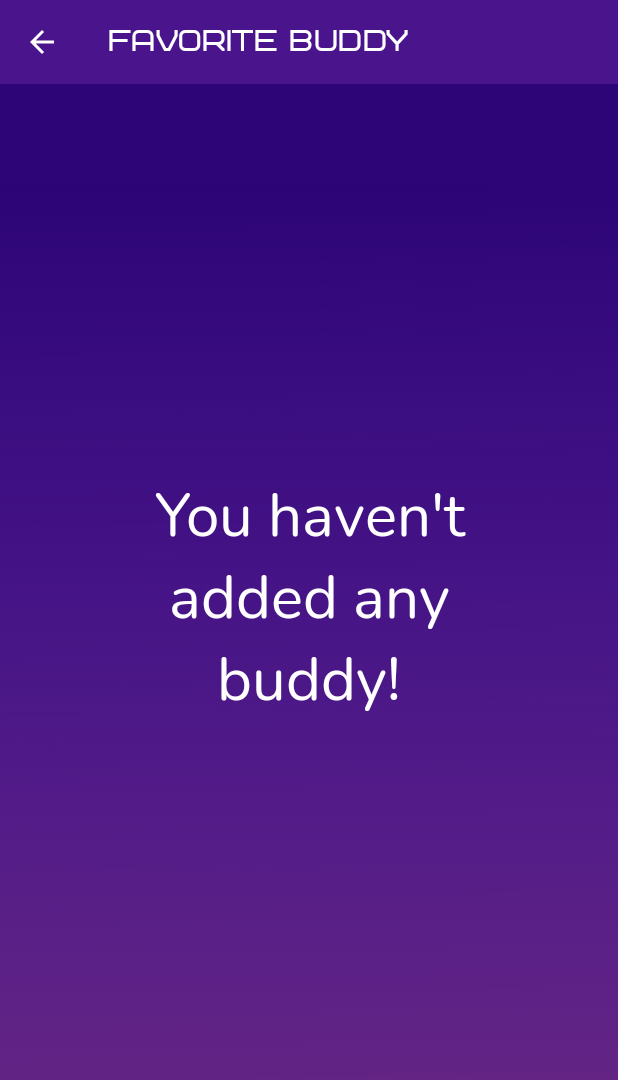
After one commit to renvelvet/github_user_app, an Android app: the FavoriteActivity screen opened directly, with no data from a screen before it, on a phone screen of 412 x 824 dp. The commit adds this screen. Shown: the top 1080 px of the screen. Run offline under Robolectric (Android 15) with nearby library versions, the phone set to English and light mode, and no system bars; our stand-ins replace Room's generated code; pictures from the network do not load; 3 statements that could not run were skipped.

Commit message:
commit for debug

```diff
--- a/app/src/main/AndroidManifest.xml
+++ b/app/src/main/AndroidManifest.xml
@@ -12,6 +12,9 @@
         android:supportsRtl="true"
         android:theme="@style/Theme.GithubUserApp">
         <activity
+            android:name=".ui.favorite.FavoriteActivity"
+            android:parentActivityName=".ui.MainActivity" />
+        <activity
             android:name=".ui.SplashScreenActivity"
             android:theme="@style/Theme.AppCompat.DayNight.NoActionBar">
             <intent-filter>
@@ -21,7 +24,7 @@
             </intent-filter>
         </activity>
         <activity
-            android:name="com.dicoding.githubuserapp.ui.detail.DetailUserActivity"
+            android:name=".ui.detail.DetailUserActivity"
             android:parentActivityName=".ui.MainActivity" />
         <activity
             android:name=".ui.MainActivity"
--- a/app/src/main/java/com/dicoding/githubuserapp/ui/detail/DetailUserViewModel.kt
+++ b/app/src/main/java/com/dicoding/githubuserapp/ui/detail/DetailUserViewModel.kt
@@ -25,8 +25,6 @@ class DetailUserViewModel(application: Application) : AndroidViewModel(applicati
         Room.databaseBuilder(application, FavoriteUserDatabase::class.java, "favorite_user").build()
             .favoriteUserDao()
     }
-
-    val favoriteUsers = favoriteDao.getAll()
 
     fun setData(username: String) {
         ApiConfig.getApiService().getDetailUser(username)
--- /dev/null
+++ b/app/src/main/java/com/dicoding/githubuserapp/ui/favorite/FavoriteActivity.kt
@@ -0,0 +1,82 @@
+package com.dicoding.githubuserapp.ui.favorite
+
+import android.content.Intent
+import android.os.Bundle
+import android.view.View
+import androidx.appcompat.app.AppCompatActivity
+import androidx.lifecycle.ViewModelProvider
+import androidx.recyclerview.widget.LinearLayoutManager
+import com.dicoding.githubuserapp.adapter.UserAdapter
+import com.dicoding.githubuserapp.data.local.entity.FavoriteUser
+import com.dicoding.githubuserapp.data.remote.User
+import com.dicoding.githubuserapp.databinding.ActivityFavoriteBinding
+import java.util.*
+import kotlin.collections.ArrayList
+
+class FavoriteActivity : AppCompatActivity() {
+    private lateinit var binding: ActivityFavoriteBinding
+    private lateinit var userAdapter: UserAdapter
+    private lateinit var favoriteViewModel: FavoriteViewModel
+    private lateinit var listFavorite: ArrayList<User>
+
+    override fun onCreate(savedInstanceState: Bundle?) {
+        super.onCreate(savedInstanceState)
+        binding = ActivityFavoriteBinding.inflate(layoutInflater)
+        setContentView(binding.root)
+
+        userAdapter = UserAdapter()
+        userAdapter.notifyDataSetChanged()
+
+        getViewModelData()
+        setRvUsers()
+
+        supportActionBar?.elevation = 0f
+        supportActionBar?.setDisplayHomeAsUpEnabled(true)
+        supportActionBar?.title = "Favorite Buddy"
+    }
+
+    private fun getViewModelData() {
+        favoriteViewModel = ViewModelProvider(this).get(FavoriteViewModel::class.java)
+        favoriteViewModel.favoriteUsers.observe(this, {
+            showLoading(true)
+            if (it != null) {
+                listFavorite = mapUsers(it)
+                userAdapter.setList(listFavorite)
+                showLoading(false)
+            }
+            if (it.size > 0) {
+                binding.tvNoFavorite.visibility = View.GONE
+            } else {
+                binding.tvNoFavorite.visibility = View.VISIBLE
+            }
+        })
+    }
+
+    private fun setRvUsers() {
+        binding.apply {
+            rvUsers.layoutManager = LinearLayoutManager(this@FavoriteActivity)
+            rvUsers.setHasFixedSize(true)
+            rvUsers.adapter = userAdapter
+        }
+    }
+
+    private fun mapUsers(list: List<FavoriteUser>): ArrayList<User> {
+        val mappedUsers = ArrayList<User>()
+        for (user in list) {
+            val setMap = User(user.username, user.avatar_url, user.uid)
+            mappedUsers.add(setMap)
+        }
+
+        return mappedUsers
+    }
+
+    private fun showLoading(state: Boolean) {
+        binding.apply {
+            if (state) {
+                progressBar.visibility = View.VISIBLE
+            } else {
+                progressBar.visibility = View.GONE
+            }
+        }
+    }
+}
--- /dev/null
+++ b/app/src/main/java/com/dicoding/githubuserapp/ui/favorite/FavoriteViewModel.kt
@@ -0,0 +1,17 @@
+package com.dicoding.githubuserapp.ui.favorite
+
+import android.app.Application
+import androidx.lifecycle.AndroidViewModel
+import androidx.room.Room
+import com.dicoding.githubuserapp.data.local.FavoriteUserDatabase
+import com.dicoding.githubuserapp.data.local.dao.FavortieUserDao
+
+class FavoriteViewModel(application: Application) : AndroidViewModel(application) {
+
+    private val favoriteDao: FavortieUserDao by lazy {
+        Room.databaseBuilder(application, FavoriteUserDatabase::class.java, "favorite_user").build()
+            .favoriteUserDao()
+    }
+
+    val favoriteUsers = favoriteDao.getAll()
+}
--- a/app/src/main/res/drawable/ic_on_favorite_24.xml
+++ b/app/src/main/res/drawable/ic_on_favorite_24.xml
@@ -1,4 +1,4 @@
-<vector android:height="24dp" android:tint="#FB3640"
+<vector android:height="24dp" android:tint="#FFFFFF"
     android:viewportHeight="24" android:viewportWidth="24"
     android:width="24dp" xmlns:android="http://schemas.android.com/apk/res/android">
     <path android:fillColor="@android:color/white" android:pathData="M12,21.35l-1.45,-1.32C5.4,15.36 2,12.28 2,8.5 2,5.42 4.42,3 7.5,3c1.74,0 3.41,0.81 4.5,2.09C13.09,3.81 14.76,3 16.5,3 19.58,3 22,5.42 22,8.5c0,3.78 -3.4,6.86 -8.55,11.54L12,21.35z"/>
--- /dev/null
+++ b/app/src/main/res/layout/activity_favorite.xml
@@ -0,0 +1,48 @@
+<?xml version="1.0" encoding="utf-8"?>
+<androidx.constraintlayout.widget.ConstraintLayout xmlns:android="http://schemas.android.com/apk/res/android"
+    xmlns:app="http://schemas.android.com/apk/res-auto"
+    xmlns:tools="http://schemas.android.com/tools"
+    android:layout_width="match_parent"
+    android:layout_height="match_parent"
+    tools:context=".ui.favorite.FavoriteActivity"
+    android:background="@drawable/main_bg">
+
+    <androidx.recyclerview.widget.RecyclerView
+        android:id="@+id/rv_users"
+        android:layout_width="match_parent"
+        android:layout_height="wrap_content"
+        android:padding="8dp"
+        app:layout_constraintEnd_toEndOf="parent"
+        app:layout_constraintStart_toStartOf="parent"
+        app:layout_constraintTop_toTopOf="parent"
+        tools:listitem="@layout/item_row_user" />
+
+    <ProgressBar
+        android:id="@+id/progressBar"
+        style="?android:attr/progressBarStyle"
+        android:layout_width="wrap_content"
+        android:layout_height="wrap_content"
+        android:visibility="gone"
+        app:layout_constraintBottom_toBottomOf="parent"
+        app:layout_constraintEnd_toEndOf="parent"
+        app:layout_constraintStart_toStartOf="parent"
+        app:layout_constraintTop_toTopOf="parent" />
+
+    <TextView
+        android:id="@+id/tv_no_favorite"
+        android:layout_width="250dp"
+        android:layout_height="250dp"
+        android:layout_marginStart="32dp"
+        android:layout_marginEnd="32dp"
+        android:fontFamily="@font/nunito"
+        android:text="@string/no_favorite"
+        android:textAlignment="center"
+        android:textColor="@color/white"
+        android:textSize="40sp"
+        android:visibility="visible"
+        app:layout_constraintBottom_toBottomOf="parent"
+        app:layout_constraintEnd_toEndOf="parent"
+        app:layout_constraintStart_toStartOf="parent"
+        app:layout_constraintTop_toTopOf="parent" />
+
+</androidx.constraintlayout.widget.ConstraintLayout>
--- a/app/src/main/res/values/strings.xml
+++ b/app/src/main/res/values/strings.xml
@@ -1,3 +1,4 @@
+<?xml version="1.0" encoding="utf-8"?>
 <resources>
     <string name="app_name">Github Buddy</string>
     <string name="search_hint">Enter username</string>
@@ -16,4 +17,6 @@
     <string name="link_user">%1s\'s Page</string>
     <string name="change_language_settings">Change Language Settings</string>
     <string name="welcoming_message">Looking for Github Buddy? Try on the search bar above!</string>
+    <string name="add_to_favorite">User added to favorite</string>
+    <string name="no_favorite">You haven\'t added any buddy!</string>
 </resources>
--- a/app/src/main/res/values/themes.xml
+++ b/app/src/main/res/values/themes.xml
@@ -13,11 +13,6 @@
         <item name="android:editTextColor">@color/white</item>
     </style>
 
-
-<!--    <style name="Widget.FloatingActionButton" parent="Widget.MaterialComponents.FloatingActionButton">-->
-<!--        <item name="colorSecondary">@color/grey_transparent</item>-->
-<!--        <item name="colorOnSecondary">@color/grey_light</item>-->
-<!--    </style>-->
     <style name="TextAppearance.App.Headline6" parent="TextAppearance.MaterialComponents.Headline6">
         <item name="fontFamily">@font/bicubik</item>
         <item name="android:fontFamily">@font/bicubik</item>
```
Also changed, not shown: app/src/main/java/com/dicoding/githubuserapp/ui/MainActivity.kt (+11 -2 lines), app/src/main/java/com/dicoding/githubuserapp/ui/detail/DetailUserActivity.kt (+9 -1 lines), app/src/main/res/layout/activity_detail_user.xml (+5 -3 lines), app/src/main/res/menu/action_menu.xml (+9 -0 lines), app/src/main/res/drawable/main_bg_2.png (added), 1 other file.
